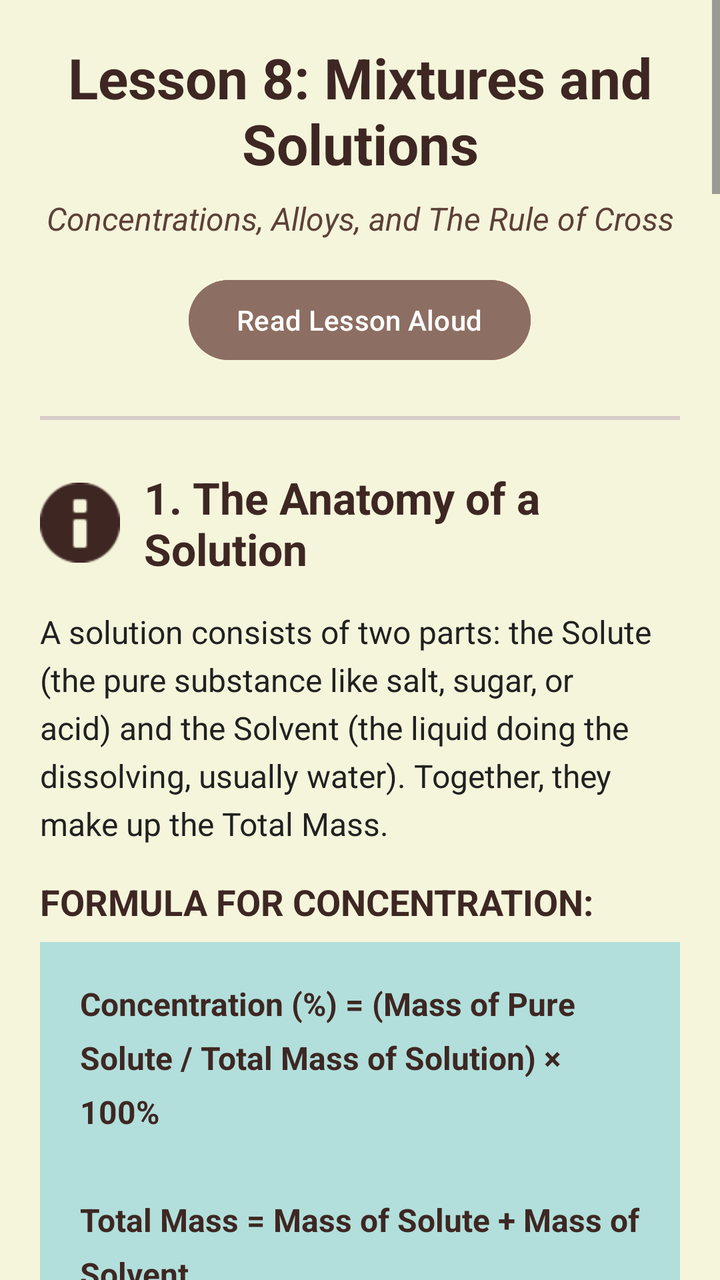
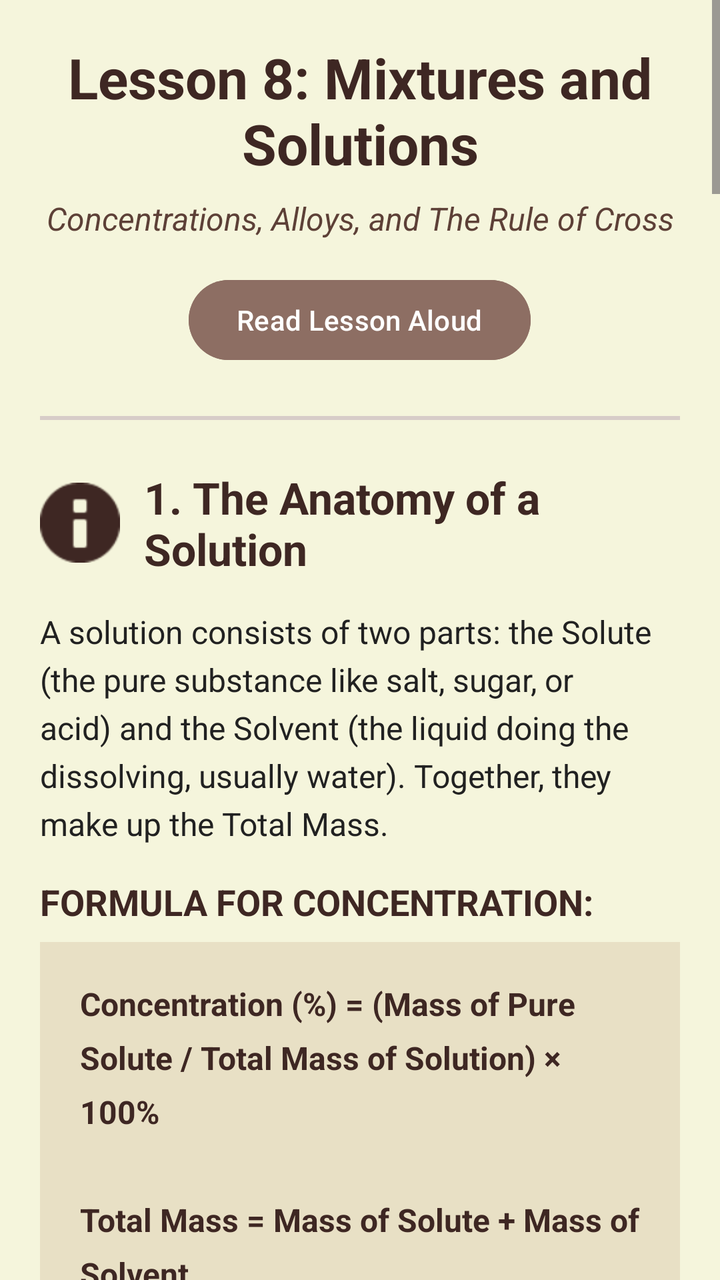

Two renders of the same Android screen: before a commit and after it. Below are the layout's source before the change and the commit's diff.
<!-- AndroidManifest.xml: application theme Theme.OlympMathMentor -->
<!-- res/layout/activity_lesson8.xml -->
<?xml version="1.0" encoding="utf-8"?>
<ScrollView xmlns:android="http://schemas.android.com/apk/res/android"
    xmlns:app="http://schemas.android.com/apk/res-auto"
    android:layout_width="match_parent"
    android:layout_height="match_parent"
    android:background="#F5F5DC">

    <LinearLayout
        android:layout_width="match_parent"
        android:layout_height="wrap_content"
        android:orientation="vertical"
        android:padding="20dp">

        <TextView
            android:id="@+id/tvTitle"
            android:layout_width="match_parent"
            android:layout_height="wrap_content"
            android:text="Lesson 8: Mixtures and Solutions"
            android:textSize="28sp"
            android:textStyle="bold"
            android:textColor="#3E2723"
            android:layout_marginBottom="8dp"
            android:gravity="center" />

        <TextView
            android:id="@+id/tvSubtitle"
            android:layout_width="match_parent"
            android:layout_height="wrap_content"
            android:text="Concentrations, Alloys, and The Rule of Cross"
            android:textSize="16sp"
            android:textColor="#5D4037"
            android:layout_marginBottom="16dp"
            android:gravity="center"
            android:textStyle="italic" />

        <Button
            android:id="@+id/btnReadLesson"
            android:layout_width="wrap_content"
            android:layout_height="wrap_content"
            android:layout_gravity="center"
            android:text="Read Lesson Aloud"
            android:backgroundTint="#8D6E63"
            android:textColor="#FFFFFF"
            android:layout_marginBottom="24dp" />

        <View
            android:layout_width="match_parent"
            android:layout_height="2dp"
            android:background="#D7CCC8"
            android:layout_marginBottom="24dp" />

        <LinearLayout
            android:layout_width="match_parent"
            android:layout_height="wrap_content"
            android:orientation="horizontal"
            android:gravity="center_vertical"
            android:layout_marginBottom="16dp">

            <ImageView
                android:layout_width="40dp"
                android:layout_height="40dp"
                android:src="@android:drawable/ic_dialog_info"
                app:tint="#3E2723"
                android:layout_marginEnd="12dp" />

            <TextView
                android:id="@+id/tvSec1Title"
                android:layout_width="match_parent"
                android:layout_height="wrap_content"
                android:text="1. The Anatomy of a Solution"
                android:textSize="22sp"
                android:textStyle="bold"
                android:textColor="#3E2723" />
        </LinearLayout>

        <TextView
            android:id="@+id/tvSec1Text"
            android:layout_width="match_parent"
            android:layout_height="wrap_content"
            android:text="A solution consists of two parts: the Solute (the pure substance like salt, sugar, or acid) and the Solvent (the liquid doing the dissolving, usually water). Together, they make up the Total Mass."
            android:textColor="#212121"
            android:textSize="16sp"
            android:lineSpacingExtra="5dp"
            android:layout_marginBottom="16dp" />

        <TextView
            android:id="@+id/tvSec1FormulaTitle"
            android:layout_width="match_parent"
            android:layout_height="wrap_content"
            android:text="FORMULA FOR CONCENTRATION:"
            android:textSize="18sp"
            android:textStyle="bold"
            android:textColor="#3E2723"
            android:layout_marginBottom="8dp" />

        <TextView
            android:id="@+id/tvSec1Formulas"
            android:layout_width="match_parent"
            android:layout_height="wrap_content"
            android:text="Concentration (%) = (Mass of Pure Solute / Total Mass of Solution) × 100%\n\nTotal Mass = Mass of Solute + Mass of Solvent"
            android:textSize="16sp"
            android:textStyle="bold"
            android:textColor="#3E2723"
            android:background="#B2DFDB"
            android:padding="20dp"
            android:lineSpacingExtra="8dp"
            android:layout_marginBottom="24dp" />

        <View
            android:layout_width="match_parent"
            android:layout_height="1dp"
            android:background="#D7CCC8"
            android:layout_marginBottom="24dp" />

        <LinearLayout
            android:layout_width="match_parent"
            android:layout_height="wrap_content"
            android:orientation="horizontal"
            android:gravity="center_vertical"
            android:layout_marginBottom="16dp">

            <ImageView
                android:layout_width="40dp"
                android:layout_height="40dp"
                android:src="@android:drawable/ic_menu_sort_by_size"
                app:tint="#3E2723"
                android:layout_marginEnd="12dp" />

            <TextView
                android:id="@+id/tvSec2Title"
                android:layout_width="match_parent"
                android:layout_height="wrap_content"
                android:text="2. Law of Conservation of Mass"
                android:textSize="22sp"
                android:textStyle="bold"
                android:textColor="#3E2723" />
        </LinearLayout>

        <TextView
            android:id="@+id/tvSec2Text1"
            android:layout_width="match_parent"
            android:layout_height="wrap_content"
            android:text="When you mix two solutions, evaporate water, or add pure substances, the mass of the individual components doesn't magically disappear. This is the key to solving 90% of mixture problems."
            android:textColor="#212121"
            android:textSize="16sp"
            android:lineSpacingExtra="5dp"
            android:layout_marginBottom="16dp" />

        <TextView
            android:id="@+id/tvSec2Text2"
            android:layout_width="match_parent"
            android:layout_height="wrap_content"
            android:text="► Adding Water: Total mass increases, but the mass of the pure solute stays EXACTLY the same. The concentration goes down (Dilution).\n\n► Evaporating Water: Total mass decreases, but the mass of pure solute stays the same. The concentration goes up.\n\n► Adding Pure Solute (e.g., adding salt): BOTH the pure solute mass AND the total mass increase by that amount."
            android:textColor="#212121"
            android:textSize="16sp"
            android:background="#E8E0C5"
            android:padding="16dp"
            android:lineSpacingExtra="6dp"
            android:layout_marginBottom="24dp" />

        <View
            android:layout_width="match_parent"
            android:layout_height="1dp"
            android:background="#D7CCC8"
            android:layout_marginBottom="24dp" />

        <TextView
            android:id="@+id/tvSec3Title"
            android:layout_width="match_parent"
            android:layout_height="wrap_content"
            android:text="3. The Rule of Cross (Pearson's Square)"
            android:textSize="22sp"
            android:textStyle="bold"
            android:textColor="#3E2723"
            android:layout_marginBottom="16dp" />

        <TextView
            android:id="@+id/tvSec3Text1"
            android:layout_width="match_parent"
            android:layout_height="wrap_content"
            android:text="When you need to mix two different concentrations to get a target concentration, Olympiad champions use the 'Rule of Cross' to find the exact ratio of the two solutions."
            android:textColor="#212121"
            android:textSize="16sp"
            android:lineSpacingExtra="5dp"
            android:layout_marginBottom="16dp" />

        <TextView
            android:id="@+id/tvSec3Text2"
            android:layout_width="match_parent"
            android:layout_height="wrap_content"
            android:text="How it works:\n1. Write the two starting concentrations on the left.\n2. Write the target concentration in the middle.\n3. Subtract diagonally (Big - Small).\n4. The resulting numbers on the right give you the required RATIO of the two mixtures."
            android:textSize="16sp"
            android:textStyle="bold"
            android:textColor="#5D4037"
            android:background="#E0F2F1"
            android:padding="16dp"
            android:lineSpacingExtra="6dp"
            android:layout_marginBottom="24dp" />

        <View
            android:layout_width="match_parent"
            android:layout_height="1dp"
            android:background="#D7CCC8"
            android:layout_marginBottom="24dp" />

        <TextView
            android:id="@+id/tvSec4Title"
            android:layout_width="match_parent"
            android:layout_height="wrap_content"
            android:text="4. The 'Dry Matter' Trap (Mushrooms)"
            android:textSize="22sp"
            android:textStyle="bold"
            android:textColor="#D32F2F"
            android:layout_marginBottom="16dp" />

        <TextView
            android:id="@+id/tvSec4Text1"
            android:layout_width="match_parent"
            android:layout_height="wrap_content"
            android:text="A classic Olympiad problem involves drying fruits or mushrooms. 'Fresh mushrooms contain 90% water. Dry mushrooms contain 12% water.' This looks confusing because BOTH percentages refer to water."
            android:textColor="#212121"
            android:textSize="16sp"
            android:lineSpacingExtra="5dp"
            android:layout_marginBottom="16dp" />

        <TextView
            android:id="@+id/tvSec4Text2"
            android:layout_width="match_parent"
            android:layout_height="wrap_content"
            android:text="THE SECRET TRICK:\nIgnore the water! Focus ONLY on the 'Dry Matter' (the pulp). The mass of the dry pulp never changes during evaporation. If it's 90% water, it means it is 10% Dry Matter. If it's 12% water, it is 88% Dry Matter."
            android:textColor="#FFFFFF"
            android:textSize="16sp"
            android:textStyle="bold"
            android:background="#D32F2F"
            android:padding="16dp"
            android:lineSpacingExtra="6dp"
            android:layout_marginBottom="32dp" />

        <View
            android:layout_width="match_parent"
            android:layout_height="1dp"
            android:background="#D7CCC8"
            android:layout_marginBottom="24dp" />

        <TextView
            android:id="@+id/tvMasterTitle"
            android:layout_width="match_parent"
            android:layout_height="wrap_content"
            android:text="Masterclass: Advanced Problem Solving"
            android:textSize="24sp"
            android:textStyle="bold"
            android:textColor="#3E2723"
            android:layout_marginBottom="24dp"
            android:gravity="center" />

        <LinearLayout
            android:layout_width="match_parent"
            android:layout_height="wrap_content"
            android:orientation="vertical"
            android:background="#F5F5F5"
            android:padding="16dp"
            android:layout_marginBottom="20dp"
            android:elevation="2dp">

            <TextView
                android:id="@+id/tvProb1Title"
                android:layout_width="match_parent"
                android:layout_height="wrap_content"
                android:text="Problem 1: Adding Pure Solute"
                android:textSize="18sp"
                android:textStyle="bold"
                android:textColor="#00796B"
                android:layout_marginBottom="8dp" />

            <TextView
                android:id="@+id/tvProb1Q"
                android:layout_width="match_parent"
                android:layout_height="wrap_content"
                android:text="Question: How many grams of pure salt must be added to 400g of a 15% salt solution to turn it into a 32% salt solution?"
                android:textColor="#212121"
                android:textSize="16sp"
                android:lineSpacingExtra="4dp"
                android:layout_marginBottom="12dp" />

            <TextView
                android:id="@+id/tvProb1S1"
                android:layout_width="match_parent"
                android:layout_height="wrap_content"
                android:text="Step 1: Find the initial pure salt. \n15% of 400g = 0.15 × 400 = 60g of pure salt."
                android:textColor="#424242"
                android:textSize="15sp"
                android:layout_marginBottom="6dp" />

            <TextView
                android:id="@+id/tvProb1S2"
                android:layout_width="match_parent"
                android:layout_height="wrap_content"
                android:text="Step 2: Let the added pure salt be 'x' grams. Because it is pure salt, it adds to the top (solute) AND the bottom (total mass)."
                android:textColor="#424242"
                android:textSize="15sp"
                android:layout_marginBottom="6dp" />

            <TextView
                android:id="@+id/tvProb1S3"
                android:layout_width="match_parent"
                android:layout_height="wrap_content"
                android:text="Step 3: Set up the equation for the new 32% concentration (which is 0.32):\n(60 + x) / (400 + x) = 0.32"
                android:textColor="#424242"
                android:textSize="15sp"
                android:textStyle="italic"
                android:layout_marginBottom="6dp" />

            <TextView
                android:id="@+id/tvProb1S4"
                android:layout_width="match_parent"
                android:layout_height="wrap_content"
                android:text="Step 4: Solve the equation. \n60 + x = 0.32(400 + x) \n60 + x = 128 + 0.32x \n1x - 0.32x = 128 - 60 \n0.68x = 68 \nx = 100"
                android:textColor="#424242"
                android:textSize="15sp"
                android:layout_marginBottom="6dp" />

            <TextView
                android:id="@+id/tvProb1Ans"
                android:layout_width="match_parent"
                android:layout_height="wrap_content"
                android:text="Answer: You must add 100 grams of pure salt."
                android:textColor="#2E7D32"
                android:textStyle="bold"
                android:textSize="16sp"
                android:layout_marginTop="8dp" />
        </LinearLayout>

        <LinearLayout
            android:layout_width="match_parent"
            android:layout_height="wrap_content"
            android:orientation="vertical"
            android:background="#F5F5F5"
            android:padding="16dp"
            android:layout_marginBottom="20dp"
            android:elevation="2dp">

            <TextView
                android:id="@+id/tvProb2Title"
                android:layout_width="match_parent"
                android:layout_height="wrap_content"
                android:text="Problem 2: The Mushroom Paradox"
                android:textSize="18sp"
                android:textStyle="bold"
                android:textColor="#00796B"
                android:layout_marginBottom="8dp" />

            <TextView
                android:id="@+id/tvProb2Q"
                android:layout_width="match_parent"
                android:layout_height="wrap_content"
                android:text="Question: Fresh mushrooms contain 90% water by weight. Dried mushrooms contain 12% water. How many kilograms of fresh mushrooms do you need to produce exactly 10 kg of dried mushrooms?"
                android:textColor="#212121"
                android:textSize="16sp"
                android:lineSpacingExtra="4dp"
                android:layout_marginBottom="12dp" />

            <TextView
                android:id="@+id/tvProb2S1"
                android:layout_width="match_parent"
                android:layout_height="wrap_content"
                android:text="Step 1: Ignore the water. Focus on the Dry Pulp. \nFresh = 10% pulp. \nDried = 88% pulp."
                android:textColor="#424242"
                android:textSize="15sp"
                android:layout_marginBottom="6dp" />

            <TextView
                android:id="@+id/tvProb2S2"
                android:layout_width="match_parent"
                android:layout_height="wrap_content"
                android:text="Step 2: Calculate the mass of the pulp in the final product. \nWe want 10 kg of dried mushrooms. \nMass of pulp = 88% of 10 kg = 0.88 × 10 = 8.8 kg."
                android:textColor="#424242"
                android:textSize="15sp"
                android:layout_marginBottom="6dp" />

            <TextView
                android:id="@+id/tvProb2S3"
                android:layout_width="match_parent"
                android:layout_height="wrap_content"
                android:text="Step 3: This 8.8 kg of pulp must come entirely from the fresh mushrooms. In fresh mushrooms, pulp makes up only 10% of the total mass."
                android:textColor="#424242"
                android:textSize="15sp"
                android:layout_marginBottom="6dp" />

            <TextView
                android:id="@+id/tvProb2S4"
                android:layout_width="match_parent"
                android:layout_height="wrap_content"
                android:text="Step 4: Let 'x' be the mass of fresh mushrooms. \n10% of x = 8.8 kg \n0.10 × x = 8.8 \nx = 8.8 / 0.10 \nx = 88 kg."
                android:textColor="#424242"
                android:textSize="15sp"
                android:layout_marginBottom="6dp" />

            <TextView
                android:id="@+id/tvProb2Ans"
                android:layout_width="match_parent"
                android:layout_height="wrap_content"
                android:text="Answer: You need 88 kg of fresh mushrooms."
                android:textColor="#2E7D32"
                android:textStyle="bold"
                android:textSize="16sp"
                android:layout_marginTop="8dp" />
        </LinearLayout>

        <LinearLayout
            android:layout_width="match_parent"
            android:layout_height="wrap_content"
            android:orientation="vertical"
            android:background="#F5F5F5"
            android:padding="16dp"
            android:layout_marginBottom="20dp"
            android:elevation="2dp">

            <TextView
                android:id="@+id/tvProb3Title"
                android:layout_width="match_parent"
                android:layout_height="wrap_content"
                android:text="Problem 3: The Rule of Cross"
                android:textSize="18sp"
                android:textStyle="bold"
                android:textColor="#00796B"
                android:layout_marginBottom="8dp" />

            <TextView
                android:id="@+id/tvProb3Q"
                android:layout_width="match_parent"
                android:layout_height="wrap_content"
                android:text="Question: You have two acid solutions: one is 20% and the other is 50%. You want to mix them to create exactly 300g of a 30% acid solution. How many grams of the 50% solution do you need?"
                android:textColor="#212121"
                android:textSize="16sp"
                android:lineSpacingExtra="4dp"
                android:layout_marginBottom="12dp" />

            <TextView
                android:id="@+id/tvProb3S1"
                android:layout_width="match_parent"
                android:layout_height="wrap_content"
                android:text="Step 1: Set up Pearson's Square. \nTop Left: 20 \nBottom Left: 50 \nCenter: 30"
                android:textColor="#424242"
                android:textSize="15sp"
                android:layout_marginBottom="6dp" />

            <TextView
                android:id="@+id/tvProb3S2"
                android:layout_width="match_parent"
                android:layout_height="wrap_content"
                android:text="Step 2: Subtract diagonally. \nTop Right = |50 - 30| = 20 parts. \nBottom Right = |20 - 30| = 10 parts."
                android:textColor="#424242"
                android:textSize="15sp"
                android:layout_marginBottom="6dp" />

            <TextView
                android:id="@+id/tvProb3S3"
                android:layout_width="match_parent"
                android:layout_height="wrap_content"
                android:text="Step 3: The ratio of 20% solution to 50% solution is 20:10, which simplifies to 2:1."
                android:textColor="#424242"
                android:textSize="15sp"
                android:layout_marginBottom="6dp" />

            <TextView
                android:id="@+id/tvProb3S4"
                android:layout_width="match_parent"
                android:layout_height="wrap_content"
                android:text="Step 4: Total parts = 2 + 1 = 3 parts. \nWe need to split 300g into 3 parts. \n1 part = 300 / 3 = 100g."
                android:textColor="#424242"
                android:textSize="15sp"
                android:layout_marginBottom="6dp" />

            <TextView
                android:id="@+id/tvProb3S5"
                android:layout_width="match_parent"
                android:layout_height="wrap_content"
                android:text="Step 5: The 50% solution requires 1 part. So we need exactly 100g of it."
                android:textColor="#424242"
                android:textSize="15sp"
                android:layout_marginBottom="6dp" />

            <TextView
                android:id="@+id/tvProb3Ans"
                android:layout_width="match_parent"
                android:layout_height="wrap_content"
                android:text="Answer: You need 100 grams of the 50% solution."
                android:textColor="#2E7D32"
                android:textStyle="bold"
                android:textSize="16sp"
                android:layout_marginTop="8dp" />
        </LinearLayout>

        <Button
            android:id="@+id/btnGoToTest8"
            android:layout_width="match_parent"
            android:layout_height="70dp"
            android:text="TAKE TEST 8"
            android:textStyle="bold"
            android:textSize="22sp"
            app:backgroundTint="#B2DFDB"
            android:textColor="#3E2723"
            android:elevation="6dp"
            android:layout_marginTop="10dp"
            android:layout_marginBottom="20dp" />

    </LinearLayout>
</ScrollView>
<!-- resources referenced by this layout -->
<resources>
  <style name="Theme.OlympMathMentor" parent="Base.Theme.OlympMathMentor" />
  <style name="Base.Theme.OlympMathMentor" parent="Theme.Material3.DayNight.NoActionBar">
          <item name="colorPrimary">@color/soft_beige</item>
  
          <item name="android:statusBarColor">@color/soft_beige</item>
  
          <item name="android:windowLightStatusBar">true</item>
      </style>
  <color name="soft_beige">#EFEBE9</color>
</resources>

<!-- the commit's change to res/layout/activity_lesson8.xml (unified diff, before → after) -->
@@ -101,7 +101,7 @@
             android:textSize="16sp"
             android:textStyle="bold"
             android:textColor="#3E2723"
-            android:background="#B2DFDB"
+            android:background="#E8E0C5"
             android:padding="20dp"
             android:lineSpacingExtra="8dp"
             android:layout_marginBottom="24dp" />
@@ -192,7 +192,7 @@
             android:textSize="16sp"
             android:textStyle="bold"
             android:textColor="#5D4037"
-            android:background="#E0F2F1"
+            android:background="#E8E0C5"
             android:padding="16dp"
             android:lineSpacingExtra="6dp"
             android:layout_marginBottom="24dp" />
@@ -210,7 +210,7 @@
             android:text="4. The 'Dry Matter' Trap (Mushrooms)"
             android:textSize="22sp"
             android:textStyle="bold"
-            android:textColor="#D32F2F"
+            android:textColor="#5D4037"
             android:layout_marginBottom="16dp" />
 
         <TextView
@@ -231,7 +231,7 @@
             android:textColor="#FFFFFF"
             android:textSize="16sp"
             android:textStyle="bold"
-            android:background="#D32F2F"
+            android:background="#5D4037"
             android:padding="16dp"
             android:lineSpacingExtra="6dp"
             android:layout_marginBottom="32dp" />
@@ -269,7 +269,7 @@
                 android:text="Problem 1: Adding Pure Solute"
                 android:textSize="18sp"
                 android:textStyle="bold"
-                android:textColor="#00796B"
+                android:textColor="#5D4037"
                 android:layout_marginBottom="8dp" />
 
             <TextView
@@ -324,7 +324,7 @@
                 android:layout_width="match_parent"
                 android:layout_height="wrap_content"
                 android:text="Answer: You must add 100 grams of pure salt."
-                android:textColor="#2E7D32"
+                android:textColor="#5D4037"
                 android:textStyle="bold"
                 android:textSize="16sp"
                 android:layout_marginTop="8dp" />
@@ -346,7 +346,7 @@
                 android:text="Problem 2: The Mushroom Paradox"
                 android:textSize="18sp"
                 android:textStyle="bold"
-                android:textColor="#00796B"
+                android:textColor="#5D4037"
                 android:layout_marginBottom="8dp" />
 
             <TextView
@@ -422,7 +422,7 @@
                 android:text="Problem 3: The Rule of Cross"
                 android:textSize="18sp"
                 android:textStyle="bold"
-                android:textColor="#00796B"
+                android:textColor="#5D4037"
                 android:layout_marginBottom="8dp" />
 
             <TextView
@@ -485,7 +485,7 @@
                 android:layout_width="match_parent"
                 android:layout_height="wrap_content"
                 android:text="Answer: You need 100 grams of the 50% solution."
-                android:textColor="#2E7D32"
+                android:textColor="#5D4037"
                 android:textStyle="bold"
                 android:textSize="16sp"
                 android:layout_marginTop="8dp" />
@@ -498,8 +498,8 @@
             android:text="TAKE TEST 8"
             android:textStyle="bold"
             android:textSize="22sp"
-            app:backgroundTint="#B2DFDB"
-            android:textColor="#3E2723"
+            app:backgroundTint="#5D4037"
+            android:textColor="#FFFFFF"
             android:elevation="6dp"
             android:layout_marginTop="10dp"
             android:layout_marginBottom="20dp" />
